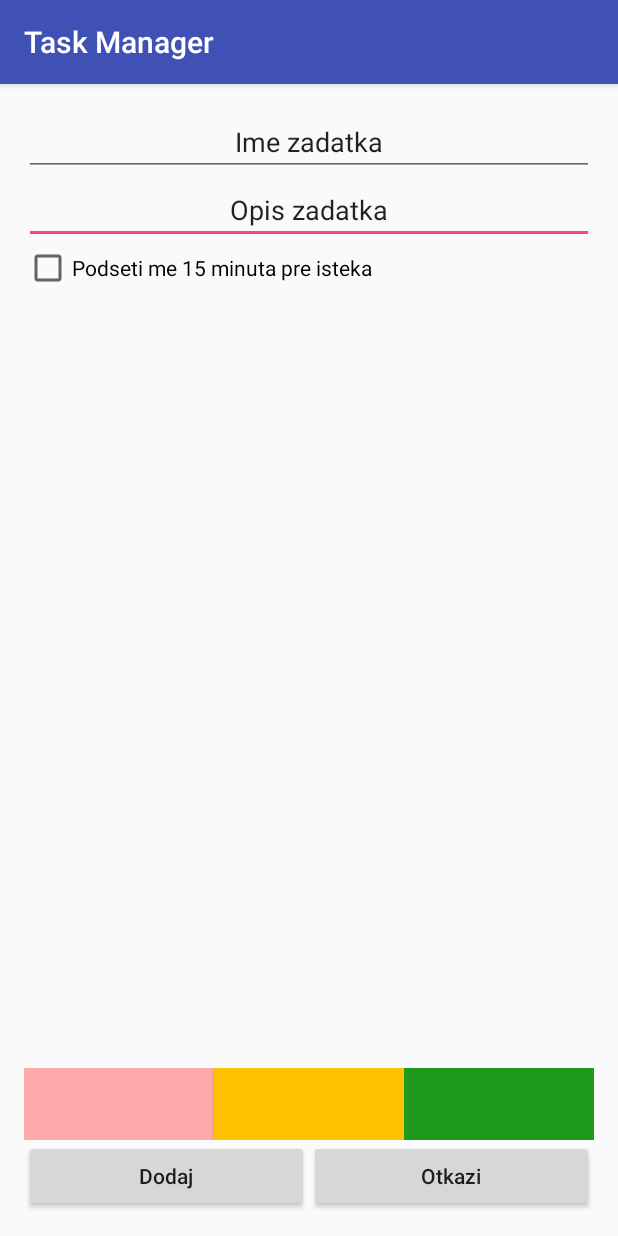
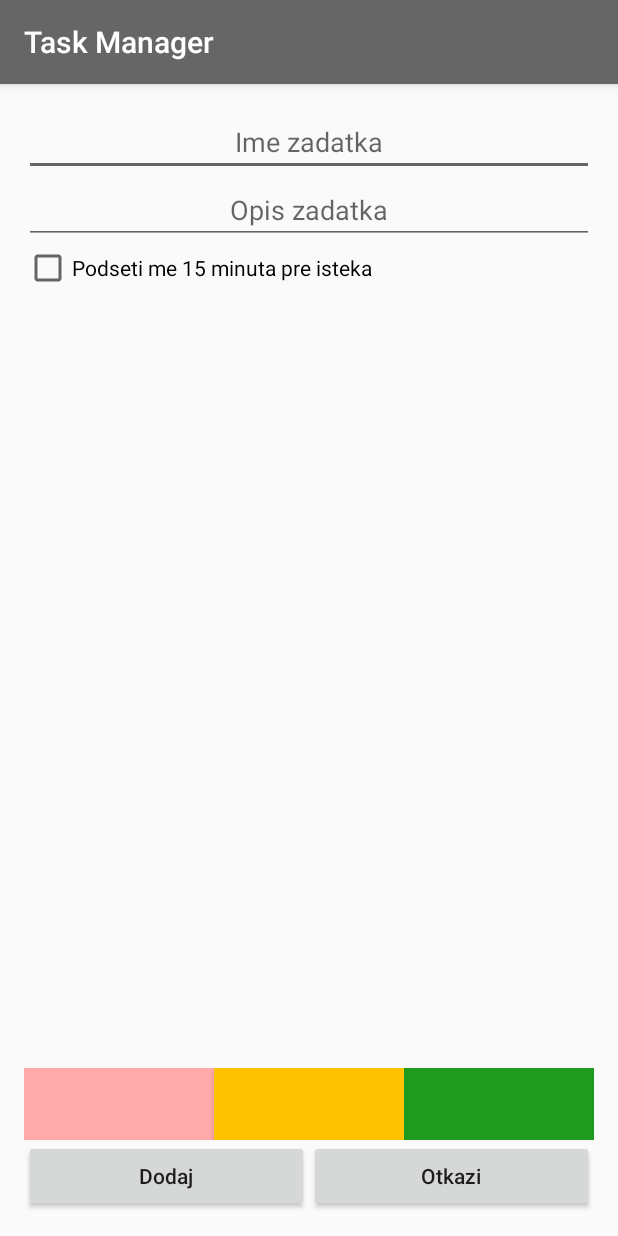
Before and after one commit to JuricaAleksandar/PNRS1, an Android app: the AddActivity screen opened directly, with no data from a screen before it, after a tap on an icon or button, on a phone screen of 412 x 824 dp. Run offline under Robolectric (Android 15) with nearby library versions, the light colour scheme and no system bars.

Commit message:
Dodate boje

```diff
--- a/projekat/app/src/main/java/ra47_2014/pnrs1/rtrk/taskmanager/AddActivity.java
+++ b/projekat/app/src/main/java/ra47_2014/pnrs1/rtrk/taskmanager/AddActivity.java
@@ -24,10 +24,6 @@ public class AddActivity extends AppCompatActivity {
         final Button yellowButton = (Button) findViewById(R.id.buttonYellow);
         final Button redButton = (Button) findViewById(R.id.buttonRed);
 
-        greenButton.setBackgroundColor(Color.rgb(30,154,30));
-        redButton.setBackgroundColor(Color.rgb(204,0,0));
-        yellowButton.setBackgroundColor(Color.rgb(255,194,0));
-
         addButton.setOnClickListener(new View.OnClickListener() {
             @Override
             public void onClick(View v) {
@@ -43,9 +39,9 @@ public class AddActivity extends AppCompatActivity {
         greenButton.setOnClickListener(new View.OnClickListener() {
             @Override
             public void onClick(View v) {
-                greenButton.setBackgroundColor(Color.rgb(170,255,170));
-                redButton.setBackgroundColor(Color.rgb(204,0,0));
-                yellowButton.setBackgroundColor(Color.rgb(255,194,0));
+                greenButton.setBackgroundResource(R.color.greenButtonPressed);
+                redButton.setBackgroundResource(R.color.redButton);
+                yellowButton.setBackgroundResource(R.color.yellowButton);
                 greenButton.setEnabled(false);
                 redButton.setEnabled(true);
                 yellowButton.setEnabled(true);
@@ -54,9 +50,9 @@ public class AddActivity extends AppCompatActivity {
         yellowButton.setOnClickListener(new View.OnClickListener() {
             @Override
             public void onClick(View v) {
-                greenButton.setBackgroundColor(Color.rgb(30,154,30));
-                redButton.setBackgroundColor(Color.rgb(204,0,0));
-                yellowButton.setBackgroundColor(Color.rgb(255,224,130));
+                greenButton.setBackgroundResource(R.color.greenButton);
+                redButton.setBackgroundResource(R.color.redButton);
+                yellowButton.setBackgroundResource(R.color.yellowButtonPressed);
                 greenButton.setEnabled(true);
                 redButton.setEnabled(true);
                 yellowButton.setEnabled(false);
@@ -65,9 +61,9 @@ public class AddActivity extends AppCompatActivity {
         redButton.setOnClickListener(new View.OnClickListener() {
             @Override
             public void onClick(View v) {
-                greenButton.setBackgroundColor(Color.rgb(30,154,30));
-                redButton.setBackgroundColor(Color.rgb(255,170,170));
-                yellowButton.setBackgroundColor(Color.rgb(255,194,0));
+                greenButton.setBackgroundResource(R.color.greenButton);
+                redButton.setBackgroundResource(R.color.redButtonPressed);
+                yellowButton.setBackgroundResource(R.color.yellowButton);
                 greenButton.setEnabled(true);
                 redButton.setEnabled(false);
                 yellowButton.setEnabled(true);
--- a/projekat/app/src/main/res/layout/activity_add.xml
+++ b/projekat/app/src/main/res/layout/activity_add.xml
@@ -25,7 +25,7 @@
                 android:layout_width="match_parent"
                 android:layout_height="wrap_content"
                 android:inputType="textPersonName"
-                android:text="Ime zadatka"
+                android:hint="Ime zadatka"
                 android:ems="10"
                 android:id="@+id/editText1"
                 android:layout_weight="1"
@@ -35,7 +35,7 @@
                 android:layout_width="match_parent"
                 android:layout_height="wrap_content"
                 android:inputType="textPersonName"
-                android:text="Opis zadatka"
+                android:hint="Opis zadatka"
                 android:ems="10"
                 android:id="@+id/editText3"
                 android:layout_weight="1"
@@ -59,21 +59,24 @@
             style="@style/Widget.AppCompat.Button"
             android:layout_width="match_parent"
             android:layout_height="fill_parent"
-            android:layout_weight="1" />
+            android:layout_weight="1"
+            android:background="@color/redButton"/>
 
         <Button
             android:id="@+id/buttonYellow"
             style="@style/Widget.AppCompat.Button"
             android:layout_width="match_parent"
             android:layout_height="fill_parent"
-            android:layout_weight="1" />
+            android:layout_weight="1"
+            android:background="@color/yellowButton"/>
 
         <Button
             android:id="@+id/buttonGreen"
             style="@style/Widget.AppCompat.Button"
             android:layout_width="match_parent"
             android:layout_height="fill_parent"
-            android:layout_weight="1" />
+            android:layout_weight="1"
+            android:background="@color/greenButton"/>
     </LinearLayout>
     <LinearLayout
         android:layout_width="match_parent"
--- a/projekat/app/src/main/res/values/colors.xml
+++ b/projekat/app/src/main/res/values/colors.xml
@@ -1,6 +1,12 @@
 <?xml version="1.0" encoding="utf-8"?>
 <resources>
-    <color name="colorPrimary">#3F51B5</color>
-    <color name="colorPrimaryDark">#303F9F</color>
-    <color name="colorAccent">#FF4081</color>
+    <color name="colorPrimary">#666666</color>
+    <color name="colorPrimaryDark">#222222</color>
+    <color name="colorAccent">#666666</color>
+    <color name="greenButton">#1E9A1E</color>
+    <color name="greenButtonPressed">#AAFFAA</color>
+    <color name="yellowButton">#FFC200</color>
+    <color name="yellowButtonPressed">#FFE082</color>
+    <color name="redButton">#CC0000</color>
+    <color name="redButtonPressed">#FFAAAA</color>
 </resources>
```
Also changed, not shown: 1 other file.
